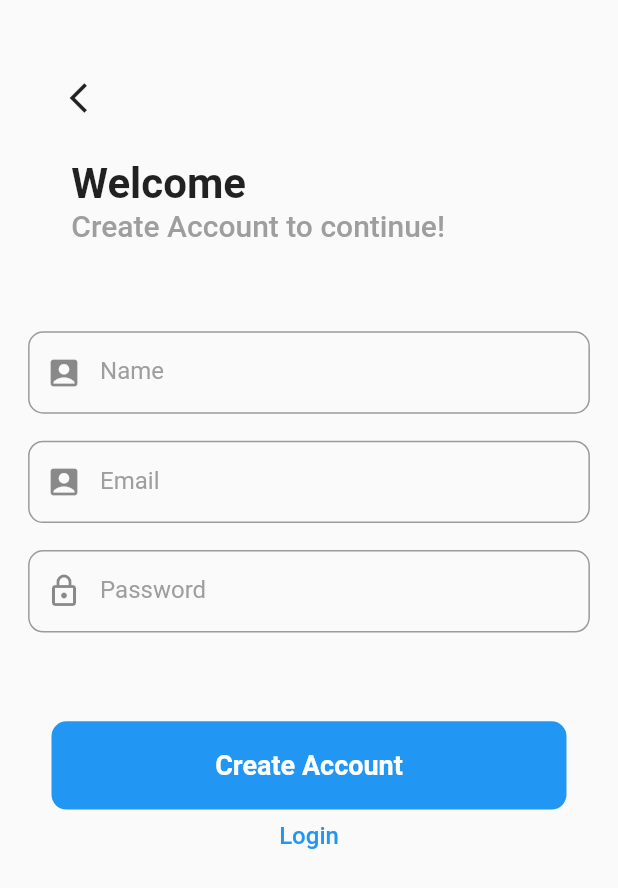
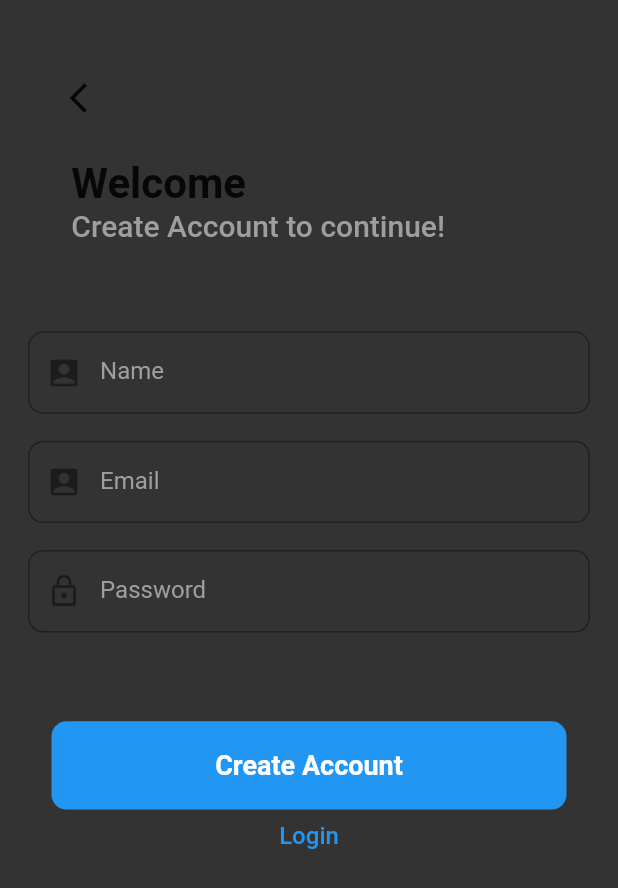
Before and after one commit to raman04-byte/devpost_project, a Flutter app: the screen it shows after launch, after a tap on "Create Account", on a phone screen of 412 x 824 dp. Shown: the top 888 px of the screen. Run offline on Flutter 3.47's test engine with Material 2 defaults, Android fonts, the phone set to English and light mode, and no system bars; our stand-ins replace cloud_firestore, firebase_auth, firebase_core; accounts and stored records are empty; statements that could not run were skipped.

Commit message:
Updation in UI

```diff
--- /dev/null
+++ b/lib/Colors.dart
@@ -0,0 +1,10 @@
+import 'package:flutter/material.dart';
+extension ColorExtension on String {
+  toColor() {
+    var hexString = this;
+    final buffer = StringBuffer();
+    if (hexString.length == 6 || hexString.length == 7) buffer.write('ff');
+    buffer.write(hexString.replaceFirst('#', ''));
+    return Color(int.parse(buffer.toString(), radix: 16));
+  }
+}
--- a/lib/CreateAccount.dart
+++ b/lib/CreateAccount.dart
@@ -1,4 +1,5 @@
 import 'package:chat_app/Authenticate/Methods.dart';
+import 'package:chat_app/Colors.dart';
 import 'package:flutter/foundation.dart';
 import 'package:flutter/material.dart';
 
@@ -22,6 +23,7 @@ class _CreateAccountState extends State<CreateAccount> {
   Widget build(BuildContext context) {
     final size = MediaQuery.of(context).size;
     return Scaffold(
+      backgroundColor: '#333333'.toColor(),
       body: isLoading
           ? Center(
               child: Container(
@@ -159,6 +161,7 @@ class _CreateAccountState extends State<CreateAccount> {
       height: size.height / 15,
       width: size.width / 1.1,
       child: TextField(
+        style: TextStyle(color: Colors.white),
         controller: cont,
         decoration: InputDecoration(
             prefixIcon: Icon(icon),
--- a/lib/LoginScreen.dart
+++ b/lib/LoginScreen.dart
@@ -1,3 +1,4 @@
+import 'package:chat_app/Colors.dart';
 import 'package:chat_app/CreateAccount.dart';
 import 'package:chat_app/Screens/HomeScreen.dart';
 import 'package:chat_app/Authenticate/Methods.dart';
@@ -17,8 +18,10 @@ class _LoginScreenState extends State<LoginScreen> {
   bool isLoading = false;
   @override
   Widget build(BuildContext context) {
+
     final size = MediaQuery.of(context).size;
     return Scaffold(
+      backgroundColor: '#333333'.toColor(),
       body: isLoading
           ? Center(
               child: Container(
@@ -146,7 +149,10 @@ class _LoginScreenState extends State<LoginScreen> {
       height: size.height / 15,
       width: size.width / 1.1,
       child: TextField(
+         style: TextStyle(color: Colors.white), //<-- SEE HERE
         controller: cont,
+          cursorColor: Colors.white,
+
         decoration: InputDecoration(
             prefixIcon: Icon(icon),
             hintText: hintText,
--- a/lib/Screens/HomeScreen.dart
+++ b/lib/Screens/HomeScreen.dart
@@ -1,4 +1,5 @@
 import 'package:chat_app/Authenticate/Methods.dart';
+import 'package:chat_app/Colors.dart';
 import 'package:chat_app/Screens/ChatRoom.dart';
 import 'package:cloud_firestore/cloud_firestore.dart';
 import 'package:flutter/foundation.dart';
@@ -39,6 +40,7 @@ class _HomeScreenState extends State<HomeScreen> {
   Widget build(BuildContext context) {
     final size = MediaQuery.of(context).size;
     return Scaffold(
+      backgroundColor: '#333333'.toColor(),
         appBar: AppBar(
           title: const Text("Home Screen"),
           actions: [
@@ -69,8 +71,10 @@ class _HomeScreenState extends State<HomeScreen> {
                       height: size.height / 14,
                       width: size.width / 1.15,
                       child: TextField(
+                        style: TextStyle(color: Colors.white),
                         controller: _search,
                         decoration: InputDecoration(
+
                             hintText: "Search",
                             border: OutlineInputBorder(
                                 borderRadius: BorderRadius.circular(10))),
```
